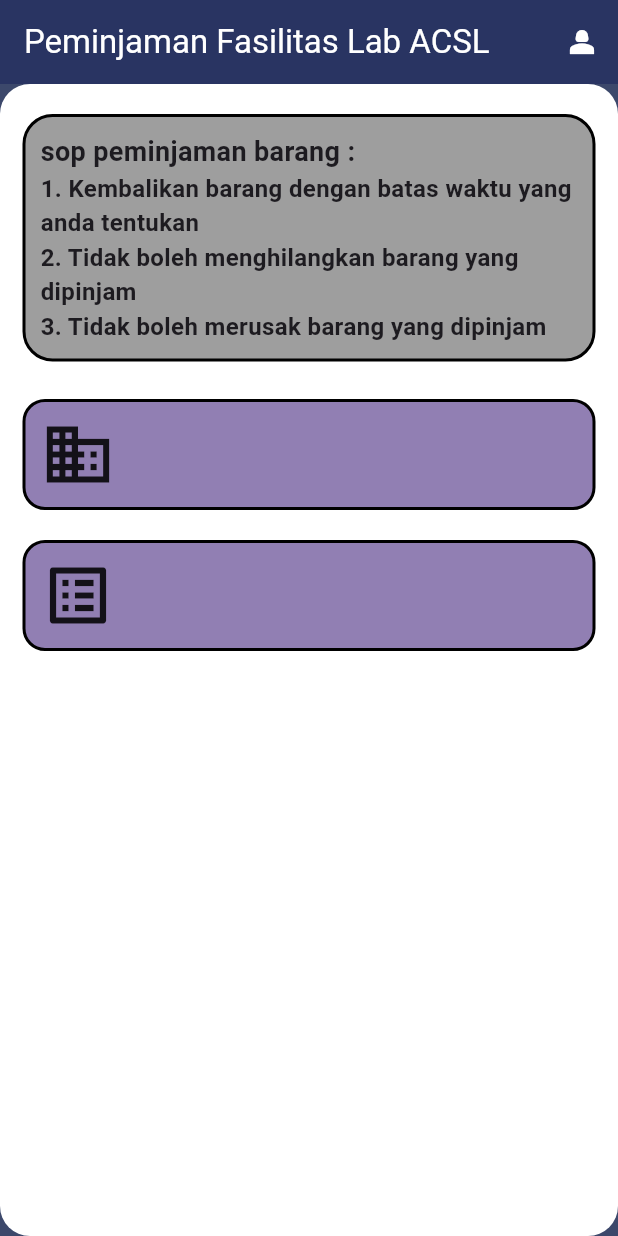
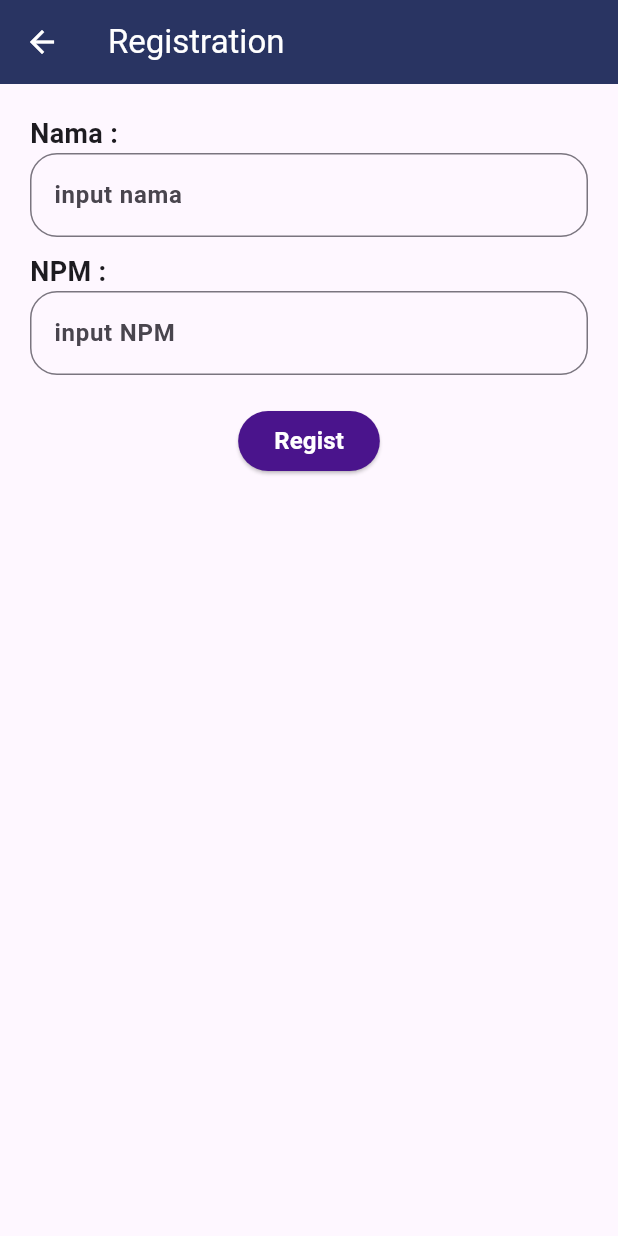
Before and after one commit to Rokel15/mini-project-flutter-alterra-sib-5, a Flutter app: the screen it shows after launch, after a tap on the "person 2" icon, on a phone screen of 412 x 824 dp. Run offline on Flutter 3.47's test engine with Material 2 defaults, Android fonts, the phone set to English and light mode, and no system bars; our stand-ins replace firebase_core, google_fonts; accounts and stored records are empty; statements that could not run were skipped.

Commit message:
improvement and add registpage

```diff
--- a/lib/data/FontStyle.dart
+++ b/lib/data/FontStyle.dart
@@ -1,4 +1,7 @@
 import 'package:flutter/material.dart';
 
-const s18w600 = TextStyle(fontSize: 18, fontWeight: FontWeight.w600);
+final s18w600 = TextStyle(fontSize: 18, fontWeight: FontWeight.w600);
 final s16w600 = TextStyle(fontSize: 16, fontWeight: FontWeight.w600);
+
+final white_s18w600 = TextStyle(fontSize: 18, fontWeight: FontWeight.w600, color: Colors.white);
+final white_s16w600 = TextStyle(fontSize: 16, fontWeight: FontWeight.w600, color: Colors.white);
--- a/lib/main.dart
+++ b/lib/main.dart
@@ -12,7 +12,6 @@ void main() async{
 class MyApp extends StatelessWidget {
   const MyApp({super.key});
 
-  // This widget is the root of your application.
   @override
   Widget build(BuildContext context) {
     return MaterialApp(
--- a/lib/screens/MainPage.dart
+++ b/lib/screens/MainPage.dart
@@ -1,5 +1,6 @@
 import 'package:flutter/material.dart';
 import 'package:google_fonts/google_fonts.dart';
+import 'package:mini_project_flutter_alterra_sib_5/screens/RegistNamePage.dart';
 import 'package:mini_project_flutter_alterra_sib_5/widgets/MainPage_widget/AvailableItems.dart';
 import 'package:mini_project_flutter_alterra_sib_5/widgets/MainPage_widget/BorrowNavigationWidget.dart';
 
@@ -20,20 +21,40 @@ class _MainPageState extends State<MainPage> {
         title: Text('Peminjaman Fasilitas Lab ACSL', style: GoogleFonts.roboto(color: Colors.white),),
         backgroundColor: Color(0xff293462),
         actions: [
-          IconButton(icon: Icon(Icons.person_2, color: Colors.white,), onPressed: (){},)
+          IconButton(
+            icon: Icon(Icons.person_2, color: Colors.white,),
+            onPressed: (){
+              Navigator.push(context, MaterialPageRoute(builder: (context){return RegistNamePage();}));
+            },
+          )
         ],
       ),
       body: Material(
         color: Color(0xff3C486B),
         child: Container(
+          width: double.infinity,
           decoration: BoxDecoration(
-            borderRadius: BorderRadius.circular(20),
-            color: Colors.white
+            borderRadius: BorderRadius.only(topLeft: Radius.circular(20), topRight: Radius.circular(20),),
+            color: Colors.white,
           ),
           child: ListView(children: [
             Head(),
+            Container(margin: EdgeInsets.symmetric(vertical: 10) ,width: double.infinity, height: 2, color: Colors.black,),
             AvailableItems(),
-            BorrowNavigationWidget()
+            BorrowNavigationWidget(),
+            Container(margin: EdgeInsets.symmetric(vertical: 10, horizontal: 15), width: double.infinity,
+              child: Column(crossAxisAlignment: CrossAxisAlignment.start,
+                children: [
+                  Row(
+                    children: [
+                      Icon(Icons.list_alt),
+                      Text('Daftar Barang yang anda pinjam'),
+                    ],
+                  ),
+                ],
+              ),
+
+            )
           ],),
         ),
       ),
--- /dev/null
+++ b/lib/screens/RegistNamePage.dart
@@ -0,0 +1,69 @@
+import 'package:flutter/material.dart';
+import 'package:google_fonts/google_fonts.dart';
+import 'package:mini_project_flutter_alterra_sib_5/data/FontStyle.dart';
+import 'package:mini_project_flutter_alterra_sib_5/widgets/RegistNamePage_widgets/FormInput.dart';
+
+class RegistNamePage extends StatefulWidget {
+  const RegistNamePage({Key? key}) : super(key: key);
+
+  @override
+  State<RegistNamePage> createState() => _RegistNamePageState();
+}
+
+class _RegistNamePageState extends State<RegistNamePage> {
+  TextEditingController nameController = TextEditingController();
+  TextEditingController npmController = TextEditingController();
+
+  @override
+  void dispose() {
+    nameController.dispose();
+    npmController.dispose();
+    super.dispose();
+  }
+  @override
+  Widget build(BuildContext context) {
+    return Scaffold(
+      appBar: AppBar(
+        title: Text('Registration', style: GoogleFonts.roboto(color: Colors.white)),
+        backgroundColor: Color(0xff293462),
+        iconTheme: IconThemeData(color: Colors.white),
+      ),
+      body: ListView(
+        children: [
+
+          //input nama
+          Container(
+            margin: EdgeInsets.only(top: 20, left: 20, right: 20),
+            width: double.infinity,
+            child: FormInput(
+              label: "Nama : ",
+              textEditingController: nameController,
+              hintText: 'input nama',
+            ),
+          ),
+
+          //input npm
+          Container(
+            margin: EdgeInsets.only(top: 10, left: 20, right: 20, bottom: 20),
+            width: double.infinity,
+            child: FormInput(
+              label: "NPM : ",
+              textEditingController: npmController,
+              hintText: 'input NPM',
+            ),
+          ),
+
+          Align(
+            alignment: Alignment.center,
+            child: ElevatedButton(
+              child: Text('Regist', style: GoogleFonts.roboto(textStyle: white_s16w600),),
+              style: ElevatedButton.styleFrom(backgroundColor: Colors.purple[900],),
+              onPressed: (){},
+            ),
+          ),
+
+        ],
+      ),
+    );
+  }
+}
--- a/lib/widgets/MainPage_widget/AvailableItems.dart
+++ /dev/null
@@ -1,26 +0,0 @@
-import 'package:flutter/material.dart';
-
-class AvailableItems extends StatefulWidget {
-  const AvailableItems({Key? key}) : super(key: key);
-
-  @override
-  State<AvailableItems> createState() => _AvailableItemsState();
-}
-
-class _AvailableItemsState extends State<AvailableItems> {
-  @override
-  Widget build(BuildContext context) {
-    return Container(
-      margin: EdgeInsets.symmetric(vertical: 10, horizontal: 15),
-      padding: EdgeInsets.all(10),
-      width: double.infinity,
-      decoration: BoxDecoration(
-          color: Color(0xff917FB3),borderRadius: BorderRadius.circular(15), border: Border.all(color: Colors.black, width: 2)
-      ),
-      child: Row(
-        children: [
-          Icon(Icons.business, size: 50,)
-        ],
-      ),
-    );  }
-}
--- a/lib/widgets/MainPage_widget/BorrowNavigationWidget.dart
+++ /dev/null
@@ -1,27 +0,0 @@
-import 'package:flutter/material.dart';
-
-class BorrowNavigationWidget extends StatefulWidget {
-  const BorrowNavigationWidget({Key? key}) : super(key: key);
-
-  @override
-  State<BorrowNavigationWidget> createState() => _BorrowNavigationWidgetState();
-}
-
-class _BorrowNavigationWidgetState extends State<BorrowNavigationWidget> {
-  @override
-  Widget build(BuildContext context) {
-    return Container(
-      margin: EdgeInsets.symmetric(vertical: 10, horizontal: 15),
-      padding: EdgeInsets.all(10),
-      width: double.infinity,
-      decoration: BoxDecoration(
-        color: Color(0xff917FB3),borderRadius: BorderRadius.circular(15), border: Border.all(color: Colors.black, width: 2)
-      ),
-      child: Row(
-        children: [
-          Icon(Icons.list_alt, size: 50,)
-        ],
-      ),
-    );
-  }
-}
--- /dev/null
+++ b/lib/widgets/RegistNamePage_widgets/FormInput.dart
@@ -0,0 +1,34 @@
+import 'package:flutter/material.dart';
+import 'package:google_fonts/google_fonts.dart';
+
+import '../../data/FontStyle.dart';
+
+class FormInput extends StatelessWidget {
+  String label;
+  TextEditingController textEditingController = TextEditingController();
+  String hintText;
+
+  FormInput({
+    required this.label,
+    required this.textEditingController,
+    required this.hintText
+  });
+
+
+  @override
+  Widget build(BuildContext context) {
+    return Column(crossAxisAlignment: CrossAxisAlignment.start,
+      children: [
+        Text(label, style: GoogleFonts.roboto(textStyle: s18w600),),
+        TextFormField(
+          controller: textEditingController,
+          decoration: InputDecoration(
+              hintText: hintText,
+              hintStyle: GoogleFonts.roboto(textStyle: s16w600),
+              border: OutlineInputBorder(borderRadius: BorderRadius.circular(18))
+          ),
+        ),
+      ],
+    );
+  }
+}
```
Also changed, not shown: lib/widgets/MainPage_widgets/AvailableItems.dart (added, +38 -0 lines), lib/widgets/MainPage_widgets/BorrowNavigationWidget.dart (added, +38 -0 lines), lib/widgets/MainPage_widgets/head.dart (renamed from lib/widgets/MainPage_widget/head.dart).
